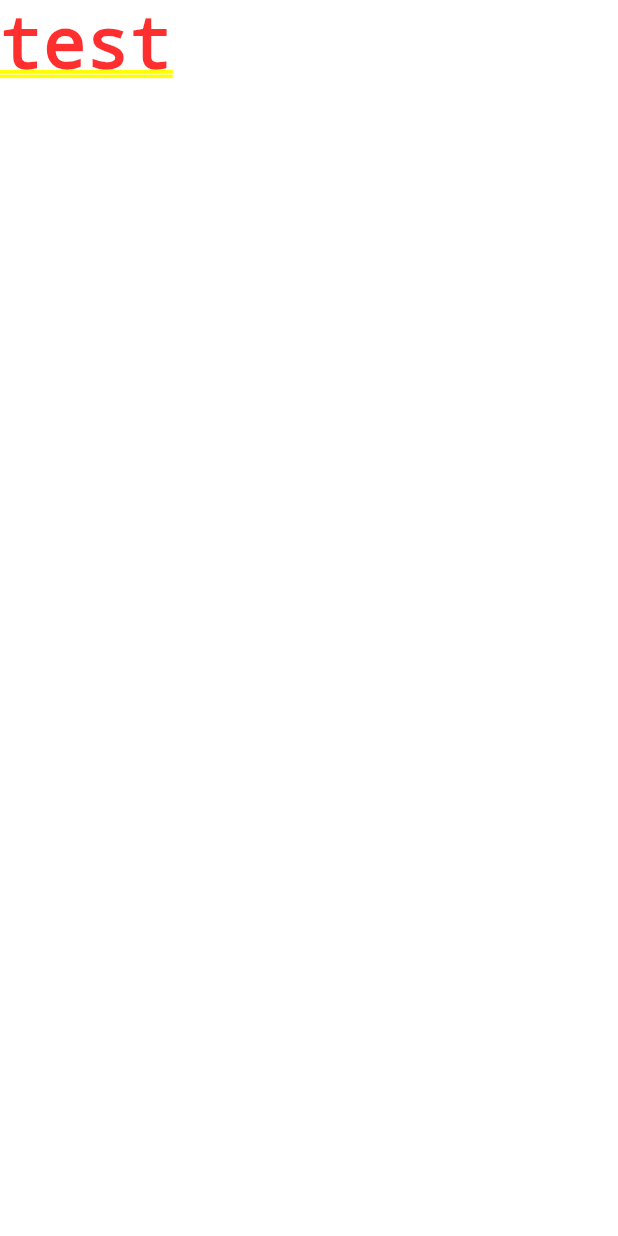
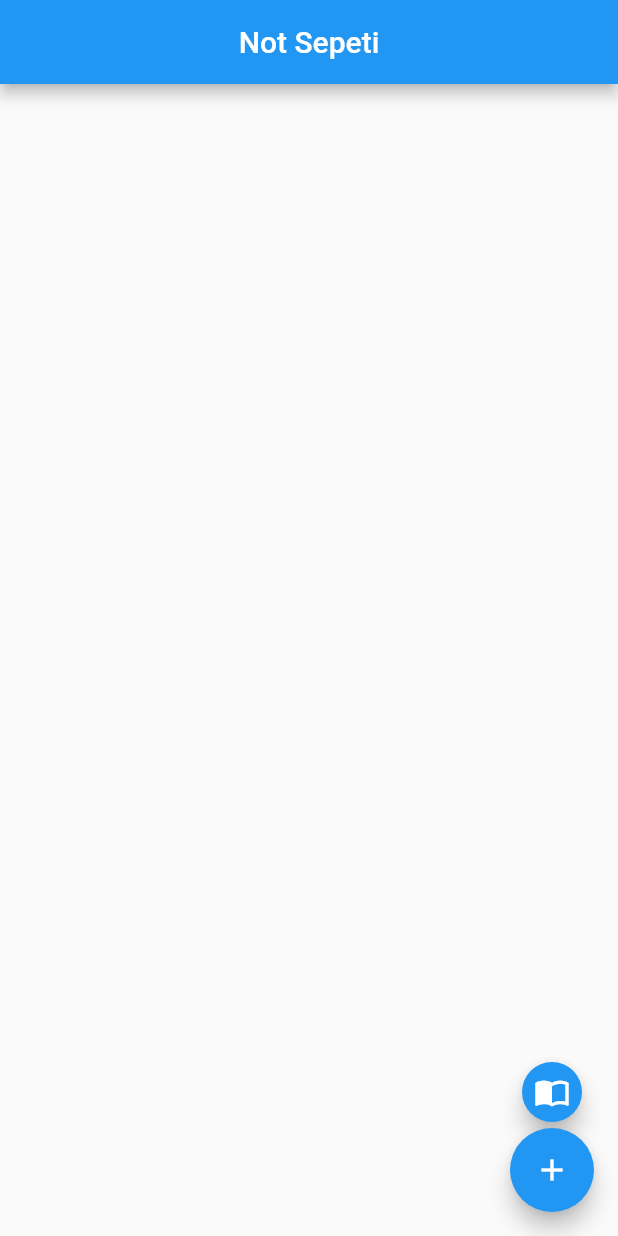
Before and after one commit to ibrahimuzul/flutter_not_sepeti, a Flutter app: the screen it shows after launch, on a phone screen of 412 x 824 dp. Run offline on Flutter 3.47's test engine with Material 2 defaults, Android fonts, the phone set to English and light mode, and no system bars; our stand-ins replace sqflite, synchronized; accounts and stored records are empty.

Commit message:
137/138/139 Databasehelper Sınıfı ve Veritabanının Assetten Uretilmesi Guncelleme Lutfen Izleyin Kategori ve Not Modellerinin Oluşturulması

```diff
--- a/lib/main.dart
+++ b/lib/main.dart
@@ -9,11 +9,50 @@ class MyApp extends StatelessWidget {
   @override
   Widget build(BuildContext context) {
     return MaterialApp(
-      title: 'Flutter Demo',
+      title: 'Not Sepeti',
+      debugShowCheckedModeBanner: false,
       theme: ThemeData(
         primarySwatch: Colors.blue,
       ),
-      home: Text("test"),
+      home: NotListesi(),
     );
   }
 }
+
+class NotListesi extends StatelessWidget {
+  @override
+  Widget build(BuildContext context) {
+    return Scaffold(
+      appBar: AppBar(title: Center(child: Text("Not Sepeti"),),),
+      floatingActionButton: Column(
+        mainAxisAlignment: MainAxisAlignment.end,
+        children: <Widget>[
+          FloatingActionButton(
+            onPressed: () {
+              //kategoriEkleDialog(context);
+            },
+            heroTag: "KategoriEkle",
+            tooltip: "Kategori Ekle",
+            child: Icon(
+              Icons.import_contacts,
+              color: Colors.white,
+            ),
+            mini: true,
+          ),
+          FloatingActionButton(
+            tooltip: "Not Ekle",
+            heroTag: "NotEkle",
+            onPressed: () {
+              //_detaySayfasinaGit(context);
+            },
+            child: Icon(
+              Icons.add,
+              color: Colors.white,
+            ),
+          ),
+        ],
+      ),
+      body:Container(),
+    );
+  }
+}
--- /dev/null
+++ b/lib/models/kategori.dart
@@ -0,0 +1,27 @@
+class Kategori {
+  int kategoriID;
+  String kategoriBaslik;
+
+  Kategori(
+      this.kategoriBaslik); //kategori eklerken kullan, çünkü id db tarafından olusturuluyor
+
+  Kategori.withID(this.kategoriID,
+      this.kategoriBaslik); //kategorileri dbden okurken kullanılır.
+
+  Map<String, dynamic> toMap() {
+    var map = Map<String, dynamic>();
+    map['kategoriID'] = kategoriID;
+    map['kategoriBaslik'] = kategoriBaslik;
+    return map;
+  }
+
+  Kategori.fromMap(Map<String, dynamic> map) {
+    this.kategoriID = map['kategoriID'];
+    this.kategoriBaslik = map['kategoriBaslik'];
+  }
+
+  @override
+  String toString() {
+    return 'Kategori{kategoriID: $kategoriID, kategoriBaslik: $kategoriBaslik}';
+  }
+}
--- /dev/null
+++ b/lib/models/notlar.dart
@@ -0,0 +1,44 @@
+class Not {
+  int notID;
+  int kategoriID;
+  String kategoriBaslik;
+  String notBaslik;
+  String notIcerik;
+  String notTarih;
+  int notOncelik;
+
+  Not(this.kategoriID, this.notBaslik, this.notIcerik, this.notTarih, this.notOncelik);//verileri yazarken
+
+  Not.withID(this.notID, this.kategoriID, this.notBaslik, this.notIcerik, this.notTarih, this.notOncelik);//verileri okurken
+
+  Map<String, dynamic> toMap(){
+
+    var map=Map<String, dynamic>();
+    map['notID'] = notID;
+    map['kategoriID'] = kategoriID;
+    map['notBaslik'] = notBaslik;
+    map['notIcerik'] = notIcerik;
+    map['notTarih'] = notTarih;
+    map['notOncelik'] = notOncelik;
+
+    return map;
+
+  }
+
+  Not.fromMap(Map<String, dynamic> map){
+    this.notID = map['notID'];
+    this.kategoriID = map['kategoriID'];
+    this.kategoriBaslik = map['kategoriBaslik'];
+    this.notBaslik = map['notBaslik'] ;
+    this.notIcerik = map['notIcerik'] ;
+    this.notTarih = map['notTarih'] ;
+    this.notOncelik =  map['notOncelik'];
+  }
+
+  @override
+  String toString() {
+    return 'Not{notID: $notID, kategoriID: $kategoriID, notBaslik: $notBaslik, notIcerik: $notIcerik, notTarih: $notTarih, notOncelik: $notOncelik}';
+  }
+
+
+}
--- a/pubspec.yaml
+++ b/pubspec.yaml
@@ -28,6 +28,7 @@ dependencies:
   # The following adds the Cupertino Icons font to your application.
   # Use with the CupertinoIcons class for iOS style icons.
   cupertino_icons: ^0.1.3
+  sqflite:
 
 dev_dependencies:
   flutter_test:
```
Also changed, not shown: lib/utils/database_helper.dart (added, +218 -0 lines), pubspec.lock.
